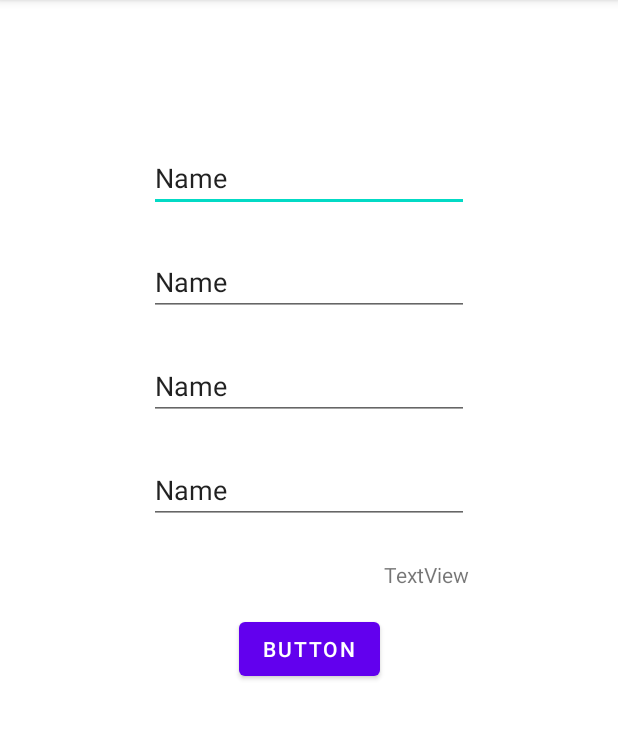
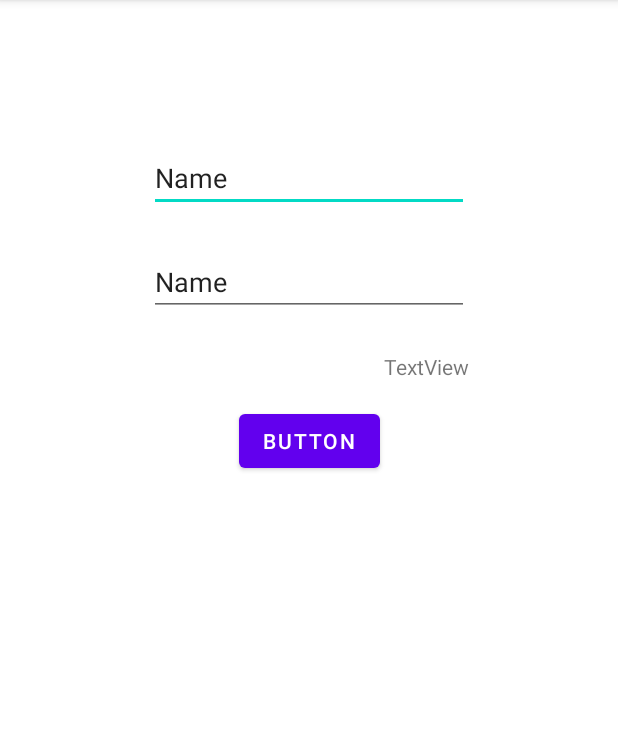
Before and after one commit to Javaninja-lab/UsedBooks, an Android app: the LogicActivity screen opened directly, with no data from a screen before it, on a phone screen of 412 x 824 dp, the part 84-823 px from its top. Run offline under Robolectric (Android 15) with nearby library versions, the phone set to English and light mode, and no system bars.

Commit message:
Sistemato activity_logic.xml

```diff
--- a/app/src/main/res/layout/activity_logic.xml
+++ b/app/src/main/res/layout/activity_logic.xml
@@ -22,8 +22,8 @@
         android:layout_height="wrap_content"
         android:layout_marginTop="16dp"
         android:text="Button"
-        app:layout_constraintEnd_toEndOf="@+id/editTextTextPersonName4"
-        app:layout_constraintStart_toStartOf="@+id/editTextTextPersonName4"
+        app:layout_constraintEnd_toEndOf="@+id/editTextTextPersonName2"
+        app:layout_constraintStart_toStartOf="@+id/editTextTextPersonName2"
         app:layout_constraintTop_toBottomOf="@+id/textView" />
 
     <EditText
@@ -50,36 +50,12 @@
         app:layout_constraintStart_toStartOf="@+id/editTextTextPersonName"
         app:layout_constraintTop_toBottomOf="@+id/editTextTextPersonName" />
 
-    <EditText
-        android:id="@+id/editTextTextPersonName3"
-        android:layout_width="wrap_content"
-        android:layout_height="wrap_content"
-        android:layout_marginTop="24dp"
-        android:ems="10"
-        android:inputType="textPersonName"
-        android:text="Name"
-        app:layout_constraintEnd_toEndOf="@+id/editTextTextPersonName2"
-        app:layout_constraintStart_toStartOf="@+id/editTextTextPersonName2"
-        app:layout_constraintTop_toBottomOf="@+id/editTextTextPersonName2" />
-
-    <EditText
-        android:id="@+id/editTextTextPersonName4"
-        android:layout_width="wrap_content"
-        android:layout_height="wrap_content"
-        android:layout_marginTop="24dp"
-        android:ems="10"
-        android:inputType="textPersonName"
-        android:text="Name"
-        app:layout_constraintEnd_toEndOf="@+id/editTextTextPersonName3"
-        app:layout_constraintStart_toStartOf="@+id/editTextTextPersonName3"
-        app:layout_constraintTop_toBottomOf="@+id/editTextTextPersonName3" />
-
     <TextView
         android:id="@+id/textView"
         android:layout_width="wrap_content"
         android:layout_height="wrap_content"
         android:layout_marginTop="24dp"
         android:text="TextView"
-        app:layout_constraintEnd_toEndOf="@+id/editTextTextPersonName4"
-        app:layout_constraintTop_toBottomOf="@+id/editTextTextPersonName4" />
+        app:layout_constraintEnd_toEndOf="@+id/editTextTextPersonName2"
+        app:layout_constraintTop_toBottomOf="@+id/editTextTextPersonName2" />
 </androidx.constraintlayout.widget.ConstraintLayout>
```
